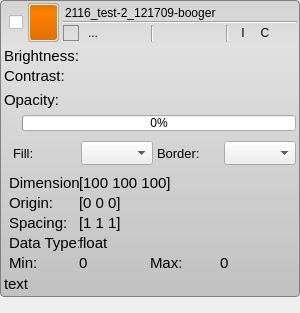
The window that src/Interface/AppInterface/LayerWidget.ui (SCIInstitute/Seg3D) describes before a commit, drawn with Qt 5.
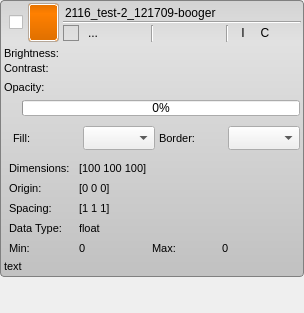
The same window after the commit. Icons and pictures are not drawn.

Commit message: Updates for the LayerWidget drag and drop, and LayerGroupWidget changes adding a select all button and a verification message box on deletion.  Updates for ITK Layer Exporter and Importer, some buttons/etc. disabled in the AppPreferences that weren't being used.

Patch:
```diff
--- a/src/Interface/AppInterface/LayerWidget.ui
+++ b/src/Interface/AppInterface/LayerWidget.ui
@@ -6,7 +6,7 @@
    <rect>
     <x>0</x>
     <y>0</y>
-    <width>300</width>
+    <width>304</width>
     <height>313</height>
    </rect>
   </property>
@@ -765,7 +765,7 @@
               </property>
               <property name="font">
                <font>
-                <pointsize>11</pointsize>
+                <pointsize>8</pointsize>
                </font>
               </property>
               <property name="text">
@@ -807,7 +807,7 @@
               </property>
               <property name="font">
                <font>
-                <pointsize>11</pointsize>
+                <pointsize>8</pointsize>
                </font>
               </property>
               <property name="text">
@@ -858,7 +858,7 @@
               </property>
               <property name="font">
                <font>
-                <pointsize>11</pointsize>
+                <pointsize>8</pointsize>
                </font>
               </property>
               <property name="text">
@@ -1032,7 +1032,7 @@
               </property>
               <property name="font">
                <font>
-                <pointsize>10</pointsize>
+                <pointsize>8</pointsize>
                </font>
               </property>
               <property name="text">
@@ -1066,7 +1066,7 @@
               </property>
               <property name="font">
                <font>
-                <pointsize>10</pointsize>
+                <pointsize>8</pointsize>
                </font>
               </property>
               <property name="text">
@@ -1126,7 +1126,7 @@
              </property>
              <property name="font">
               <font>
-               <pointsize>11</pointsize>
+               <pointsize>8</pointsize>
               </font>
              </property>
              <property name="text">
@@ -1138,7 +1138,7 @@
             <widget class="QLabel" name="dimensions_">
              <property name="font">
               <font>
-               <pointsize>11</pointsize>
+               <pointsize>8</pointsize>
               </font>
              </property>
              <property name="text">
@@ -1166,7 +1166,7 @@
              </property>
              <property name="font">
               <font>
-               <pointsize>11</pointsize>
+               <pointsize>8</pointsize>
               </font>
              </property>
              <property name="text">
@@ -1178,7 +1178,7 @@
             <widget class="QLabel" name="origin_label_">
              <property name="font">
               <font>
-               <pointsize>11</pointsize>
+               <pointsize>8</pointsize>
               </font>
              </property>
              <property name="text">
@@ -1206,7 +1206,7 @@
              </property>
              <property name="font">
               <font>
-               <pointsize>11</pointsize>
+               <pointsize>8</pointsize>
               </font>
              </property>
              <property name="text">
@@ -1218,7 +1218,7 @@
             <widget class="QLabel" name="spacing_label_">
              <property name="font">
               <font>
-               <pointsize>11</pointsize>
+               <pointsize>8</pointsize>
               </font>
              </property>
              <property name="text">
@@ -1255,7 +1255,7 @@
                 </property>
                 <property name="font">
                  <font>
-                  <pointsize>11</pointsize>
+                  <pointsize>8</pointsize>
                  </font>
                 </property>
                 <property name="text">
@@ -1267,7 +1267,7 @@
                <widget class="QLabel" name="datatype_label_">
                 <property name="font">
                  <font>
-                  <pointsize>11</pointsize>
+                  <pointsize>8</pointsize>
                  </font>
                 </property>
                 <property name="text">
@@ -1295,7 +1295,7 @@
                 </property>
                 <property name="font">
                  <font>
-                  <pointsize>11</pointsize>
+                  <pointsize>8</pointsize>
                  </font>
                 </property>
                 <property name="text">
@@ -1307,7 +1307,7 @@
                <widget class="QLabel" name="min_label_">
                 <property name="font">
                  <font>
-                  <pointsize>11</pointsize>
+                  <pointsize>8</pointsize>
                  </font>
                 </property>
                 <property name="text">
@@ -1331,7 +1331,7 @@
                 </property>
                 <property name="font">
                  <font>
-                  <pointsize>11</pointsize>
+                  <pointsize>8</pointsize>
                  </font>
                 </property>
                 <property name="text">
@@ -1343,7 +1343,7 @@
                <widget class="QLabel" name="max_label_">
                 <property name="font">
                  <font>
-                  <pointsize>11</pointsize>
+                  <pointsize>8</pointsize>
                  </font>
                 </property>
                 <property name="text">
@@ -1381,7 +1381,7 @@
           <widget class="QLabel" name="abort_text_">
            <property name="font">
             <font>
-             <pointsize>11</pointsize>
+             <pointsize>8</pointsize>
             </font>
            </property>
            <property name="text">
```
The commit also changes 13 other files.
